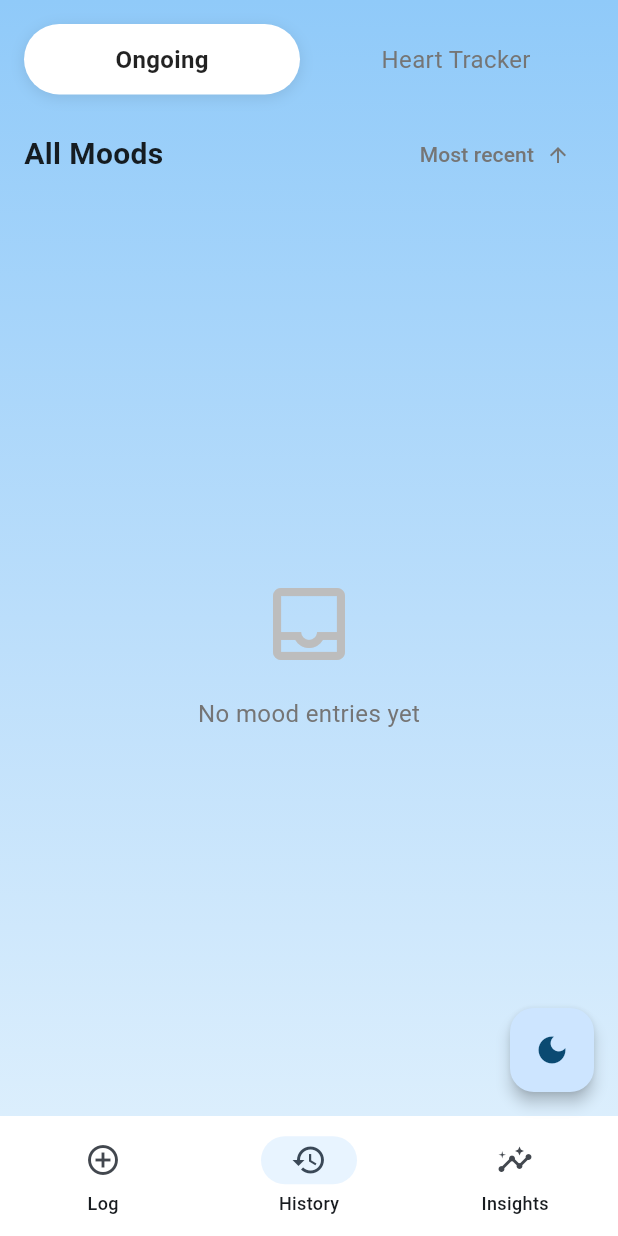
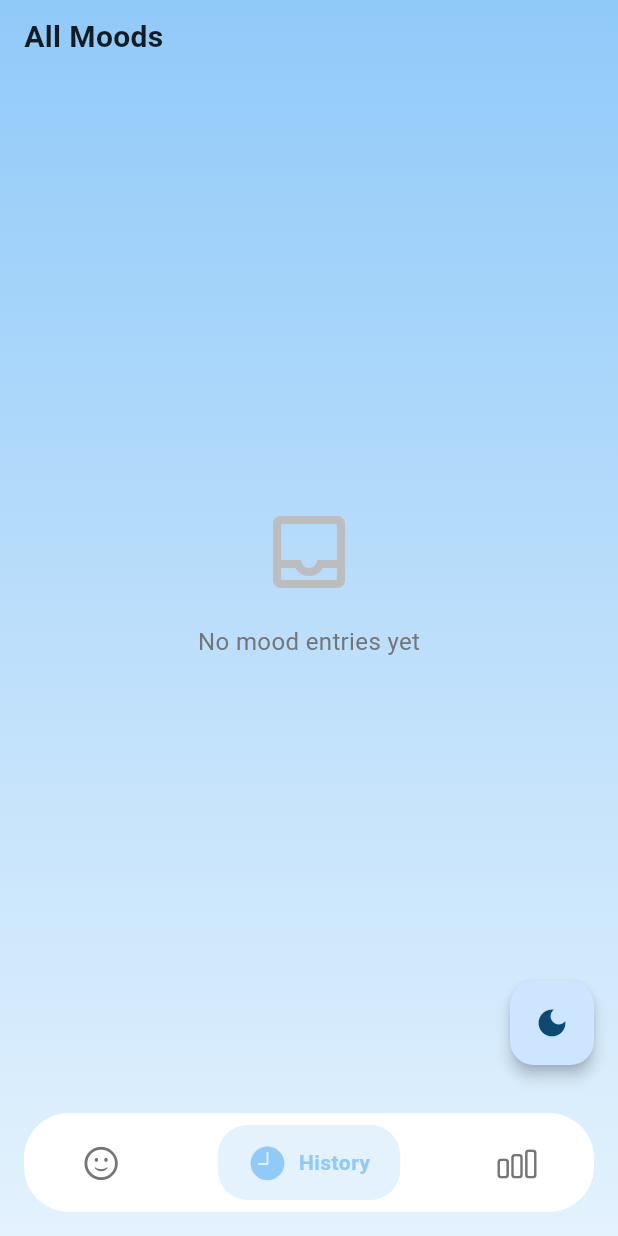
Before and after one commit to Rohit-Chandra-007/DailyPulse, a Flutter app: the screen it shows after launch, item 2 of the bottom bar chosen, on a phone screen of 412 x 824 dp. Run offline on Flutter 3.47's test engine with Material 3 defaults, Android fonts, the light colour scheme and no system bars; our stand-ins replace fl_chart, hive, hive_flutter; accounts and stored records are empty.

Commit message:
feat(ui): Enhance bottom navigation with custom design and Cupertino icons
- Replace default NavigationBar with custom bottom navigation bar
- Add custom NavBarItem widget for more flexible navigation styling
- Update app scaffold to use Cupertino icons for navigation
- Modify bottom navigation bar with rounded container and dynamic theming
- Remove default background color from scaffold
- Simplify history screen header and remove tab buttons
- Improve visual consistency across light and dark themes

```diff
--- a/lib/app_scaffold.dart
+++ b/lib/app_scaffold.dart
@@ -1,7 +1,9 @@
+import 'package:flutter/cupertino.dart';
 import 'package:flutter/material.dart';
 import 'features/log/log_mood_screen.dart';
 import 'features/history/history_screen.dart';
 import 'features/insights/insights_screen.dart';
+import 'features/widgets/nav_bar_item.dart';
 
 class AppScaffold extends StatefulWidget {
   final VoidCallback onThemeToggle;
@@ -27,14 +29,17 @@ class _AppScaffoldState extends State<AppScaffold> {
           end: Alignment.bottomCenter,
           colors: isDark
               ? [const Color(0xFF1E1E1E), const Color(0xFF121212)]
-              : [Colors.blue.shade200,Colors.blue.shade100 ,Colors.blue.shade50],
+              : [
+                  Colors.blue.shade200,
+                  Colors.blue.shade100,
+                  Colors.blue.shade50,
+                ],
         ),
       ),
 
       child: SafeArea(
         bottom: false,
         child: Scaffold(
-          backgroundColor: Colors.transparent,
           body: _screens[_currentIndex],
           floatingActionButton: FloatingActionButton(
             onPressed: widget.onThemeToggle,
@@ -54,27 +59,49 @@ class _AppScaffoldState extends State<AppScaffold> {
               ),
             ),
           ),
-          bottomNavigationBar: NavigationBar(
-            selectedIndex: _currentIndex,
-            onDestinationSelected: (index) =>
-                setState(() => _currentIndex = index),
-            destinations: const [
-              NavigationDestination(
-                icon: Icon(Icons.add_circle_outline),
-                selectedIcon: Icon(Icons.add_circle),
+          bottomNavigationBar: Container(
+            margin: const EdgeInsets.all(16),
+            padding: const EdgeInsets.symmetric(vertical: 8),
+            decoration: BoxDecoration(
+              color: isDark ? const Color(0xFF2C2C2C) : Colors.white,
+              borderRadius: BorderRadius.circular(30),
+              // boxShadow: [
+              //   BoxShadow(
+              //     color: Colors.black.withValues(alpha: isDark ? 0.4 : 0.1),
+              //     blurRadius: 20,
+              //     offset: const Offset(0, 4),
+              //   ),
+              // ],
+            ),
+            child: Row(
+              mainAxisAlignment: MainAxisAlignment.spaceAround,
+              children: [
+                NavBarItem(
+                  icon: CupertinoIcons.smiley,
+                  selectedIcon: CupertinoIcons.smiley_fill,
                   label: 'Log',
+                  isSelected: _currentIndex == 0,
+                  onTap: () => setState(() => _currentIndex = 0),
+                  isDark: isDark,
                 ),
-              NavigationDestination(
-                icon: Icon(Icons.history_outlined),
-                selectedIcon: Icon(Icons.history),
+                NavBarItem(
+                  icon: CupertinoIcons.clock,
+                  selectedIcon: CupertinoIcons.clock_fill,
                   label: 'History',
+                  isSelected: _currentIndex == 1,
+                  onTap: () => setState(() => _currentIndex = 1),
+                  isDark: isDark,
                 ),
-              NavigationDestination(
-                icon: Icon(Icons.insights_outlined),
-                selectedIcon: Icon(Icons.insights),
+                NavBarItem(
+                  icon: CupertinoIcons.chart_bar,
+                  selectedIcon: CupertinoIcons.chart_bar_fill,
                   label: 'Insights',
+                  isSelected: _currentIndex == 2,
+                  onTap: () => setState(() => _currentIndex = 2),
+                  isDark: isDark,
                 ),
               ],
+            ),
           ),
         ),
       ),
--- a/lib/core/theme.dart
+++ b/lib/core/theme.dart
@@ -9,7 +9,7 @@ class AppTheme {
   static ThemeData get lightTheme {
     return ThemeData(
       useMaterial3: true,
-      scaffoldBackgroundColor: backgroundLight,
+      scaffoldBackgroundColor: Colors.transparent,
       colorScheme: ColorScheme.fromSeed(
         seedColor: primaryBlue,
         brightness: Brightness.light,
@@ -56,7 +56,7 @@ class AppTheme {
     return ThemeData(
       useMaterial3: true,
       brightness: Brightness.dark,
-      scaffoldBackgroundColor: const Color(0xFF121212),
+      scaffoldBackgroundColor: Colors.transparent,
       colorScheme: ColorScheme.fromSeed(
         seedColor: primaryBlue,
         brightness: Brightness.dark,
--- a/lib/features/history/history_screen.dart
+++ b/lib/features/history/history_screen.dart
@@ -24,51 +24,18 @@ class _HistoryScreenState extends State<HistoryScreen> {
     return Column(
       children: [
         Padding(
-          padding: const EdgeInsets.all(16.0),
-          child: Row(
-            children: [
-              Expanded(
-                child: _TabButton(
-                  label: 'Ongoing',
-                  isSelected: _showOngoing,
-                  onTap: () => setState(() => _showOngoing = true),
-                ),
-              ),
-              const SizedBox(width: 12),
-              Expanded(
-                child: _TabButton(
-                  label: 'Heart Tracker',
-                  isSelected: !_showOngoing,
-                  onTap: () => setState(() => _showOngoing = false),
-                ),
-              ),
-            ],
-          ),
-        ),
-        Padding(
-          padding: const EdgeInsets.symmetric(horizontal: 16.0),
-          child: Row(
-            mainAxisAlignment: MainAxisAlignment.spaceBetween,
-            children: [
-              Text(
+          padding: const EdgeInsets.symmetric(horizontal: 16.0,vertical: 10),
+          child: SizedBox(
+            width: double.infinity,
+            child: Text(
               'All Moods',
               style: TextStyle(
                 fontSize: 20,
                 fontWeight: FontWeight.bold,
                 color: isDark ? Colors.white : Colors.black87,
               ),
+              textAlign: TextAlign.left,
             ),
-              TextButton.icon(
-                onPressed: () {},
-                icon: const Text('Most recent'),
-                label: const Icon(Icons.arrow_upward, size: 16),
-                style: TextButton.styleFrom(
-                  foregroundColor: isDark
-                      ? Colors.grey.shade400
-                      : Colors.grey.shade600,
-                ),
-              ),
-            ],
           ),
         ),
         Expanded(
--- /dev/null
+++ b/lib/features/widgets/nav_bar_item.dart
@@ -0,0 +1,65 @@
+import 'package:flutter/material.dart';
+
+class NavBarItem extends StatelessWidget {
+  final IconData icon;
+  final IconData selectedIcon;
+  final String label;
+  final bool isSelected;
+  final VoidCallback onTap;
+  final bool isDark;
+
+  const NavBarItem({
+    super.key,
+    required this.icon,
+    required this.selectedIcon,
+    required this.label,
+    required this.isSelected,
+    required this.onTap,
+    required this.isDark,
+  });
+
+  @override
+  Widget build(BuildContext context) {
+    final color = isSelected
+        ? (isDark ? Colors.white : Colors.blue.shade200)
+        : (isDark ? Colors.grey.shade500 : Colors.grey.shade600);
+
+    return GestureDetector(
+      onTap: onTap,
+      child: AnimatedContainer(
+        duration: const Duration(milliseconds: 300),
+        curve: Curves.easeInOut,
+        padding: EdgeInsets.symmetric(
+          horizontal: isSelected ? 20 : 12,
+          vertical: 12,
+        ),
+        decoration: BoxDecoration(
+          color: isSelected
+              ? (isDark
+                    ? Colors.white.withValues(alpha: 0.15)
+                    : Colors.blue.shade50)
+              : Colors.transparent,
+          borderRadius: BorderRadius.circular(20),
+        ),
+        child: Row(
+          mainAxisSize: MainAxisSize.min,
+          children: [
+            Icon(isSelected ? selectedIcon : icon, color: color, size: 26),
+            if (isSelected) ...[
+              const SizedBox(width: 8),
+              Text(
+                label,
+                style: TextStyle(
+                  color: color,
+                  fontSize: 14,
+                  fontWeight: FontWeight.w600,
+                  letterSpacing: 0.3,
+                ),
+              ),
+            ],
+          ],
+        ),
+      ),
+    );
+  }
+}
--- a/pubspec.yaml
+++ b/pubspec.yaml
@@ -18,6 +18,7 @@ dependencies:
   fl_chart: ^1.1.1
   intl: ^0.20.2
   uuid: ^4.5.1
+  cupertino_icons: ^1.0.8
 
 dev_dependencies:
   flutter_test:
```
Also changed, not shown: pubspec.lock. Lines whose indentation alone changed are shown as unchanged.
